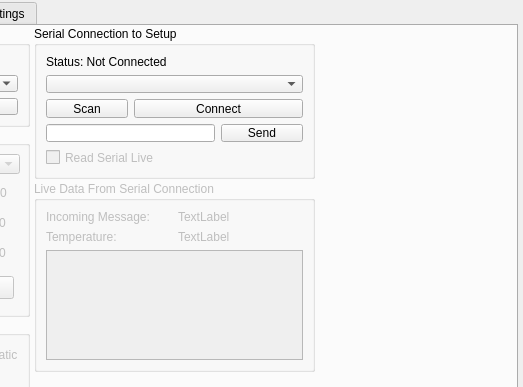
The window that form.ui (DanielDondorp/imMobilize) describes before a commit, drawn with Qt 5; both pictures show x 283 to 806 and y 0 to 387 of the 806 by 600 pixel window.
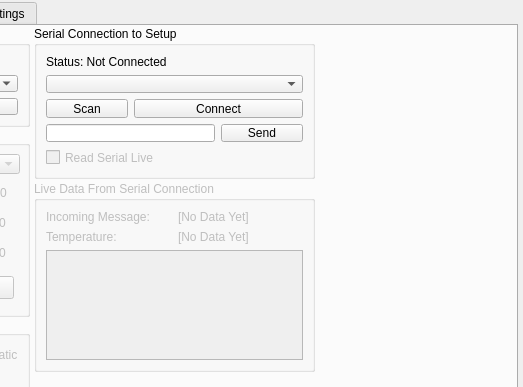
The same window after the commit. The open tabs and pages were chosen to show the change. Custom widgets are drawn as their Qt base class.

```diff
--- a/form.ui
+++ b/form.ui
@@ -61,7 +61,7 @@
       <item row="0" column="1">
        <widget class="QLabel" name="labelSerialLiveIncoming">
         <property name="text">
-         <string>TextLabel</string>
+         <string>[No Data Yet]</string>
         </property>
        </widget>
       </item>
@@ -75,7 +75,7 @@
       <item row="1" column="1">
        <widget class="QLabel" name="labelSerialLiveTemperature">
         <property name="text">
-         <string>TextLabel</string>
+         <string>[No Data Yet]</string>
         </property>
        </widget>
       </item>
```
Left out of the diff: 98 changed lines with no effect on the pictures.
